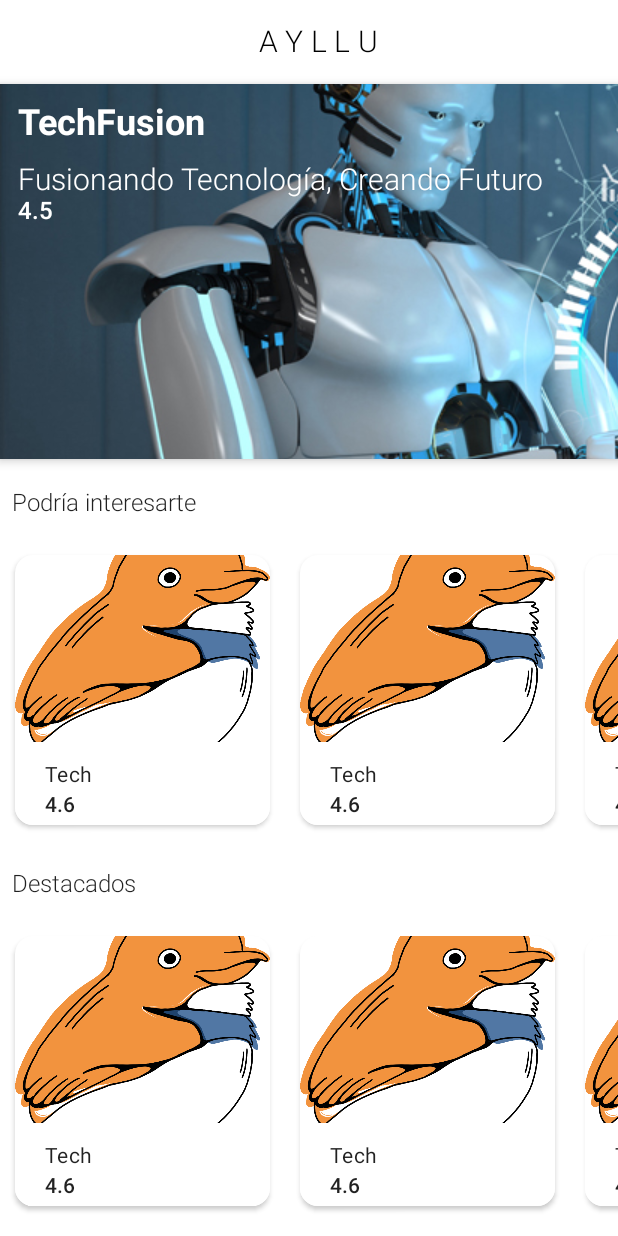
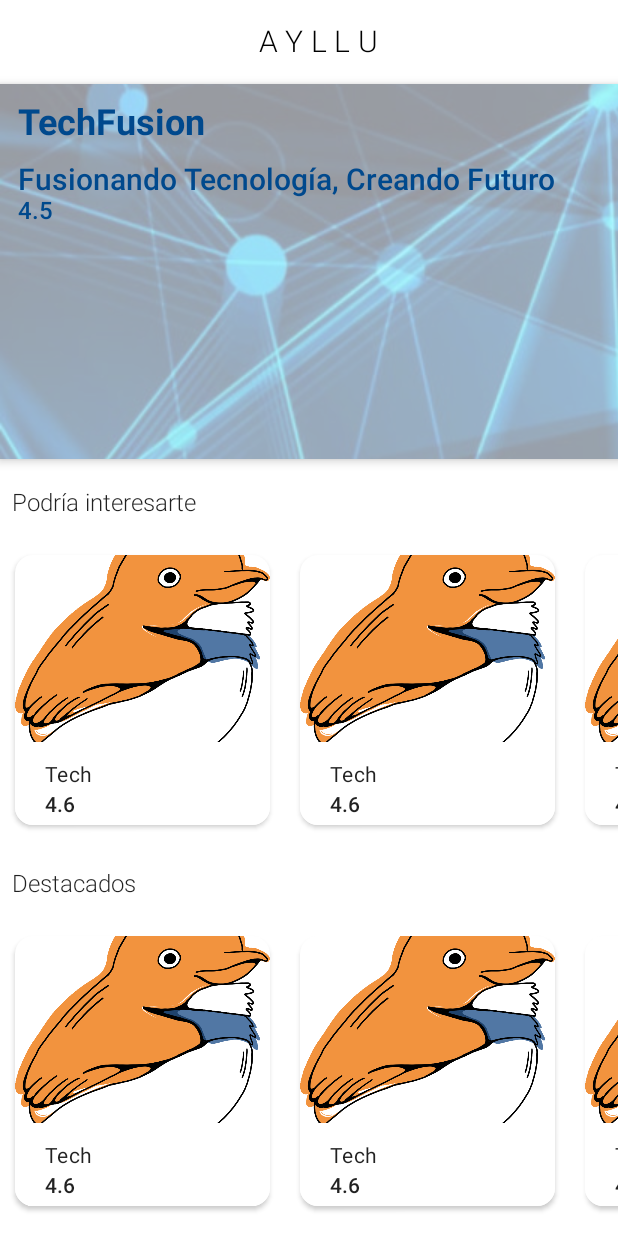
Before and after one commit to ItsJavito/bcp-hackathon-definitivo, an Android app built with Jetpack Compose: the MainActivity screen opened directly, with no data from a screen before it, on a phone screen of 412 x 824 dp. Run offline under Robolectric (Android 15) with nearby library versions, the phone set to English and light mode, and no system bars; our stand-ins replace Firebase (no records; nobody signed in at launch, a user with empty details on screens opened directly).

Commit message:
cambio color

```diff
--- a/app/src/main/java/com/example/shpiel/presentation/catalogo/components/CatalogoCarrousel Item.kt
+++ b/app/src/main/java/com/example/shpiel/presentation/catalogo/components/CatalogoCarrousel Item.kt
@@ -20,6 +20,7 @@ import androidx.compose.material.Text
 import androidx.compose.runtime.Composable
 import androidx.compose.ui.Alignment
 import androidx.compose.ui.Modifier
+import androidx.compose.ui.draw.alpha
 import androidx.compose.ui.graphics.Color
 import androidx.compose.ui.graphics.painter.Painter
 import androidx.compose.ui.layout.ContentScale
@@ -30,7 +31,7 @@ import androidx.compose.ui.unit.sp
 
 @Composable
 fun CatalogoCarrouselItem(modifier: Modifier = Modifier, nombre: String, lema: String, calificacion: String, imagen: Painter){
-    val itemColor = Color(0xFFfe7901 )
+    val itemColor = Color(0xFF00498d  )
 
     Card(
         modifier = modifier.fillMaxWidth(),
@@ -43,13 +44,13 @@ fun CatalogoCarrouselItem(modifier: Modifier = Modifier, nombre: String, lema: S
                 painter = imagen,
                 contentDescription = null,
                 contentScale = ContentScale.Crop,
-                modifier = Modifier.fillMaxSize()
+                modifier = Modifier.fillMaxSize().alpha(0.4f)
             )
 
             Column(modifier = Modifier.fillMaxHeight()) {
                 Text(
                     text = nombre,
-                    color = Color.White,
+                    color = itemColor,
                     fontSize = 24.sp,
                     fontWeight = FontWeight.Bold,
                     modifier = Modifier
@@ -57,16 +58,16 @@ fun CatalogoCarrouselItem(modifier: Modifier = Modifier, nombre: String, lema: S
                 )
                 Text(
                     text = lema,
-                    color = Color.White,
+                    color = itemColor,
                     fontSize = 20.sp,
                     modifier = Modifier
                         .fillMaxWidth()
                         .padding(top = 0.dp, start = 12.dp),
-                    fontWeight = FontWeight.Light
+                    fontWeight = FontWeight.SemiBold
                 )
                 Text(
                     text = calificacion,
-                    color = Color.White,
+                    color = itemColor,
                     fontSize = 16.sp,
                     modifier = Modifier.fillMaxSize().padding(bottom = 10.dp, start = 12.dp),
                     fontWeight = FontWeight.SemiBold
--- a/app/src/main/java/com/example/shpiel/presentation/catalogo/components/CatalogoCarrousel.kt
+++ b/app/src/main/java/com/example/shpiel/presentation/catalogo/components/CatalogoCarrousel.kt
@@ -29,7 +29,7 @@ fun CatalogoCarrousel(){
             "TechFusion ",
             "Fusionando Tecnología, Creando Futuro",
             "4.5",
-            painterResource(id = R.drawable.tec)
+            painterResource(id = R.drawable.teccc)
         )
         CatalogoCarrouselItem(
             Modifier
@@ -49,7 +49,7 @@ fun CatalogoCarrousel(){
             "StellarCraft Industries",
             "Donde la Creatividad se Convierte en Estrellas",
             "4.7",
-            painterResource(id = R.drawable.estrella)
+            painterResource(id = R.drawable.estrellas)
         )
         CatalogoCarrouselItem(
             Modifier
--- a/app/src/main/java/com/example/shpiel/presentation/catalogo/screens/CatalogoDetail.kt
+++ b/app/src/main/java/com/example/shpiel/presentation/catalogo/screens/CatalogoDetail.kt
@@ -21,6 +21,10 @@ import androidx.compose.material.Card
 import androidx.compose.material.MaterialTheme
 import androidx.compose.material.Text
 import androidx.compose.runtime.Composable
+import androidx.compose.runtime.getValue
+import androidx.compose.runtime.mutableStateOf
+import androidx.compose.runtime.remember
+import androidx.compose.runtime.setValue
 import androidx.compose.ui.Alignment
 import androidx.compose.ui.Modifier
 import androidx.compose.ui.draw.clip
@@ -35,6 +39,9 @@ import com.example.shpiel.R
 
 @Composable
 fun CatalogoDetail(){
+    var clic by remember { mutableStateOf(false) }
+    val azulColor = Color(0xFF00498d)
+    val naranjaColor = Color(0xFFfe7901)
     Column(modifier = Modifier
         .fillMaxSize()) {
 
@@ -102,15 +109,15 @@ fun CatalogoDetail(){
             ) {
                 Button(
                     onClick = {
-                        // Acción al hacer clic en el botón
+                        clic =! clic
                     },
                     modifier = Modifier
                         .fillMaxWidth()
                         .wrapContentSize(align = Alignment.BottomCenter)
                         ,
-                    colors = ButtonDefaults.buttonColors(color)// Posición en la parte inferior
+                    colors = ButtonDefaults.buttonColors(if (clic) naranjaColor else azulColor)// Posición en la parte inferior
                 ) {
-                    Text(text = "Invertir", color = Color.White)
+                    Text(text = if (clic) "Realizado" else "Invertir", color = Color.White)
                 }
             }
         }
--- a/app/src/main/java/com/example/shpiel/ui/theme/Color.kt
+++ b/app/src/main/java/com/example/shpiel/ui/theme/Color.kt
@@ -2,7 +2,7 @@ package com.example.shpiel.ui.theme
 
 import androidx.compose.ui.graphics.Color
 
-val Purple200 = Color(0xFFBB86FC)
-val Purple500 = Color(0xFF6200EE)
-val Purple700 = Color(0xFF3700B3)
-val Teal200 = Color(0xFF03DAC5)
+val Purple200 = Color(0xFF00498d)
+val Purple500 = Color(0xFF00498d)
+val Purple700 = Color(0xFF00498d)
+val Teal200 = Color(0xFF00498d)
```
Also changed, not shown: app/src/main/res/drawable/estrellas.jpg (added), app/src/main/res/drawable/teccc.jpg (added).
